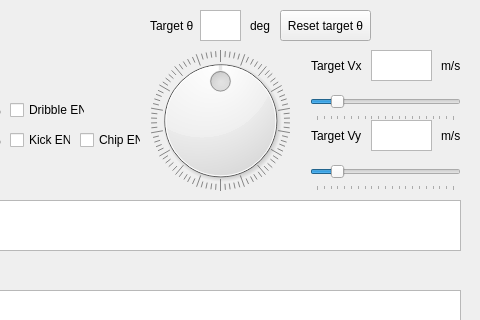
Before: the Qt Designer form Qt Communication Tester/Qt_Communication_Tester/qt_communication_tester.ui in ibis-ssl/GUI_Qt, drawn with Qt 5; both pictures show x 280 to 760 and y 0 to 320 of the 760 by 713 pixel window.
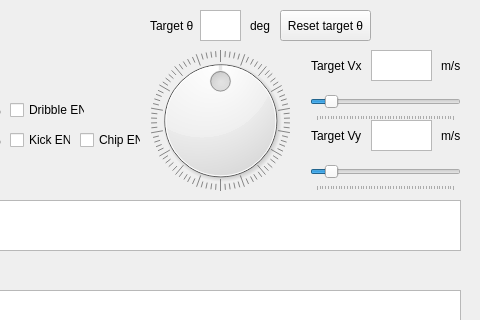
After: the same form once the commit is applied.

What changed in the file:
```diff
--- a/Qt Communication Tester/Qt_Communication_Tester/qt_communication_tester.ui
+++ b/Qt Communication Tester/Qt_Communication_Tester/qt_communication_tester.ui
@@ -404,10 +404,10 @@
      </rect>
     </property>
     <property name="maximum">
-     <number>200</number>
+     <number>500</number>
     </property>
     <property name="value">
-     <number>30</number>
+     <number>50</number>
     </property>
     <property name="orientation">
      <enum>Qt::Horizontal</enum>
@@ -498,10 +498,10 @@
      </rect>
     </property>
     <property name="maximum">
-     <number>200</number>
+     <number>500</number>
     </property>
     <property name="value">
-     <number>30</number>
+     <number>50</number>
     </property>
     <property name="orientation">
      <enum>Qt::Horizontal</enum>
```
Left out of the diff: 2 changed lines with no effect on the pictures.
